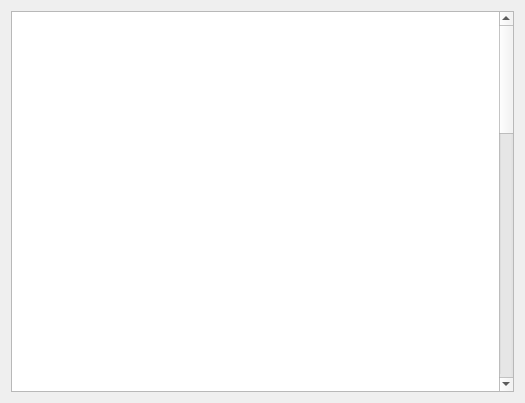
Qt form TankGame/readmewindow.ui (anlowee/TankGame) before a commit.
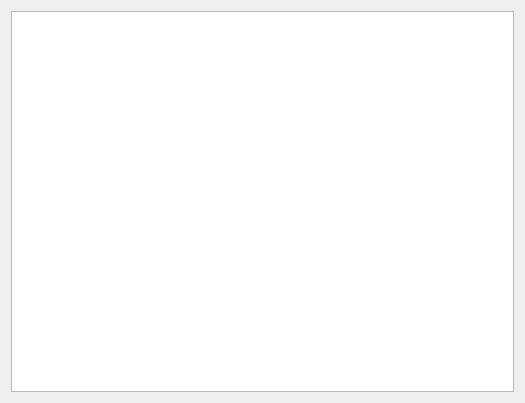
The same form after that commit. Icons and pictures are not drawn.

```diff
--- a/TankGame/readmewindow.ui
+++ b/TankGame/readmewindow.ui
@@ -26,32 +26,10 @@
       <string>&lt;!DOCTYPE HTML PUBLIC &quot;-//W3C//DTD HTML 4.0//EN&quot; &quot;http://www.w3.org/TR/REC-html40/strict.dtd&quot;&gt;
 &lt;html&gt;&lt;head&gt;&lt;meta name=&quot;qrichtext&quot; content=&quot;1&quot; /&gt;&lt;style type=&quot;text/css&quot;&gt;
 p, li { white-space: pre-wrap; }
-&lt;/style&gt;&lt;/head&gt;&lt;body style=&quot; font-family:'SimSun'; font-size:4.5pt; font-weight:400; font-style:normal;&quot;&gt;
-&lt;p style=&quot; margin-top:12px; margin-bottom:12px; margin-left:0px; margin-right:0px; -qt-block-indent:0; text-indent:0px;&quot;&gt;&lt;span style=&quot; font-family:'DengXian'; font-size:12pt; font-weight:600; font-style:italic; text-decoration: underline; color:#ffffff;&quot;&gt;游戏特色及玩点：&lt;/span&gt;&lt;span style=&quot; font-size:9pt; font-weight:600; font-style:italic; text-decoration: underline; color:#ffffff;&quot;&gt; &lt;/span&gt;&lt;/p&gt;
-&lt;p style=&quot; margin-top:12px; margin-bottom:12px; margin-left:0px; margin-right:0px; -qt-block-indent:0; text-indent:0px;&quot;&gt;&lt;span style=&quot; font-size:12pt; font-weight:600; font-style:italic; text-decoration: underline; color:#ffffff;&quot;&gt;1.&lt;/span&gt;&lt;span style=&quot; font-family:'Times New Roman'; font-size:7pt; font-weight:600; font-style:italic; text-decoration: underline; color:#ffffff;&quot;&gt;      &lt;/span&gt;&lt;span style=&quot; font-family:'DengXian'; font-size:12pt; font-weight:600; font-style:italic; text-decoration: underline; color:#ffffff;&quot;&gt;游戏以卡通搞笑风格让玩家轻松游戏。&lt;/span&gt;&lt;span style=&quot; font-size:9pt; font-weight:600; font-style:italic; text-decoration: underline; color:#ffffff;&quot;&gt; &lt;/span&gt;&lt;/p&gt;
-&lt;p style=&quot; margin-top:12px; margin-bottom:12px; margin-left:0px; margin-right:0px; -qt-block-indent:0; text-indent:0px;&quot;&gt;&lt;span style=&quot; font-size:12pt; font-weight:600; font-style:italic; text-decoration: underline; color:#ffffff;&quot;&gt;2.&lt;/span&gt;&lt;span style=&quot; font-family:'Times New Roman'; font-size:7pt; font-weight:600; font-style:italic; text-decoration: underline; color:#ffffff;&quot;&gt;      &lt;/span&gt;&lt;span style=&quot; font-family:'DengXian'; font-size:12pt; font-weight:600; font-style:italic; text-decoration: underline; color:#ffffff;&quot;&gt;对抗性强，&lt;/span&gt;&lt;span style=&quot; font-size:12pt; font-weight:600; font-style:italic; text-decoration: underline; color:#ffffff;&quot;&gt;AI&lt;/span&gt;&lt;span style=&quot; font-family:'DengXian'; font-size:12pt; font-weight:600; font-style:italic; text-decoration: underline; color:#ffffff;&quot;&gt;战斗力高，可双人对战。&lt;/span&gt;&lt;span style=&quot; font-size:9pt; font-weight:600; font-style:italic; text-decoration: underline; color:#ffffff;&quot;&gt; &lt;/span&gt;&lt;/p&gt;
-&lt;p style=&quot; margin-top:12px; margin-bottom:12px; margin-left:0px; margin-right:0px; -qt-block-indent:0; text-indent:0px;&quot;&gt;&lt;span style=&quot; font-size:12pt; font-weight:600; font-style:italic; text-decoration: underline; color:#ffffff;&quot;&gt;3.&lt;/span&gt;&lt;span style=&quot; font-family:'Times New Roman'; font-size:7pt; font-weight:600; font-style:italic; text-decoration: underline; color:#ffffff;&quot;&gt;      &lt;/span&gt;&lt;span style=&quot; font-family:'DengXian'; font-size:12pt; font-weight:600; font-style:italic; text-decoration: underline; color:#ffffff;&quot;&gt;操作简单，仅需个别键位可完成游戏所有操作。&lt;/span&gt;&lt;span style=&quot; font-size:9pt; font-weight:600; font-style:italic; text-decoration: underline; color:#ffffff;&quot;&gt; &lt;/span&gt;&lt;/p&gt;
-&lt;p style=&quot; margin-top:12px; margin-bottom:12px; margin-left:0px; margin-right:0px; -qt-block-indent:0; text-indent:0px;&quot;&gt;&lt;span style=&quot; font-size:12pt; font-weight:600; font-style:italic; text-decoration: underline; color:#ffffff;&quot;&gt;4.&lt;/span&gt;&lt;span style=&quot; font-family:'Times New Roman'; font-size:7pt; font-weight:600; font-style:italic; text-decoration: underline; color:#ffffff;&quot;&gt;      &lt;/span&gt;&lt;span style=&quot; font-family:'DengXian'; font-size:12pt; font-weight:600; font-style:italic; text-decoration: underline; color:#ffffff;&quot;&gt;场景变化多样，随机生成地图，满足玩家新鲜感。&lt;/span&gt;&lt;span style=&quot; font-size:9pt; font-weight:600; font-style:italic; text-decoration: underline; color:#ffffff;&quot;&gt; &lt;/span&gt;&lt;/p&gt;
-&lt;p style=&quot; margin-top:12px; margin-bottom:12px; margin-left:0px; margin-right:0px; -qt-block-indent:0; text-indent:0px;&quot;&gt;&lt;span style=&quot; font-size:12pt; font-weight:600; font-style:italic; text-decoration: underline; color:#ffffff;&quot;&gt;5.&lt;/span&gt;&lt;span style=&quot; font-family:'Times New Roman'; font-size:7pt; font-weight:600; font-style:italic; text-decoration: underline; color:#ffffff;&quot;&gt;      &lt;/span&gt;&lt;span style=&quot; font-family:'DengXian'; font-size:12pt; font-weight:600; font-style:italic; text-decoration: underline; color:#ffffff;&quot;&gt;可选择闯关模式和无限模式，玩法多变。&lt;/span&gt;&lt;span style=&quot; font-size:9pt; font-weight:600; font-style:italic; text-decoration: underline; color:#ffffff;&quot;&gt; &lt;/span&gt;&lt;/p&gt;
-&lt;p style=&quot; margin-top:12px; margin-bottom:12px; margin-left:0px; margin-right:0px; -qt-block-indent:0; text-indent:0px;&quot;&gt;&lt;span style=&quot; font-size:12pt; font-weight:600; font-style:italic; text-decoration: underline; color:#ffffff;&quot;&gt;6.&lt;/span&gt;&lt;span style=&quot; font-family:'Times New Roman'; font-size:7pt; font-weight:600; font-style:italic; text-decoration: underline; color:#ffffff;&quot;&gt;      &lt;/span&gt;&lt;span style=&quot; font-family:'DengXian'; font-size:12pt; font-weight:600; font-style:italic; text-decoration: underline; color:#ffffff;&quot;&gt;游戏内设置各种随机生成道具和坦克养成系统以及成就系统，满足玩家成就感。&lt;/span&gt;&lt;span style=&quot; font-size:9pt; font-weight:600; font-style:italic; text-decoration: underline; color:#ffffff;&quot;&gt; &lt;/span&gt;&lt;/p&gt;
-&lt;p style=&quot; margin-top:12px; margin-bottom:12px; margin-left:0px; margin-right:0px; -qt-block-indent:0; text-indent:0px;&quot;&gt;&lt;span style=&quot; font-family:'DengXian'; font-size:12pt; font-weight:600; font-style:italic; text-decoration: underline; color:#ffffff;&quot;&gt;游戏概述：&lt;/span&gt;&lt;span style=&quot; font-size:9pt; font-weight:600; font-style:italic; text-decoration: underline; color:#ffffff;&quot;&gt; &lt;/span&gt;&lt;/p&gt;
-&lt;p style=&quot; margin-top:12px; margin-bottom:12px; margin-left:0px; margin-right:0px; -qt-block-indent:0; text-indent:0px;&quot;&gt;&lt;span style=&quot; font-size:12pt; font-weight:600; font-style:italic; text-decoration: underline; color:#ffffff;&quot;&gt;1.&lt;/span&gt;&lt;span style=&quot; font-family:'Times New Roman'; font-size:7pt; font-weight:600; font-style:italic; text-decoration: underline; color:#ffffff;&quot;&gt;      &lt;/span&gt;&lt;span style=&quot; font-family:'DengXian'; font-size:12pt; font-weight:600; font-style:italic; text-decoration: underline; color:#ffffff;&quot;&gt;游戏是以坦克为主角的对抗游戏。&lt;/span&gt;&lt;span style=&quot; font-size:9pt; font-weight:600; font-style:italic; text-decoration: underline; color:#ffffff;&quot;&gt; &lt;/span&gt;&lt;/p&gt;
-&lt;p style=&quot; margin-top:12px; margin-bottom:12px; margin-left:0px; margin-right:0px; -qt-block-indent:0; text-indent:0px;&quot;&gt;&lt;span style=&quot; font-size:12pt; font-weight:600; font-style:italic; text-decoration: underline; color:#ffffff;&quot;&gt;2.&lt;/span&gt;&lt;span style=&quot; font-family:'Times New Roman'; font-size:7pt; font-weight:600; font-style:italic; text-decoration: underline; color:#ffffff;&quot;&gt;      &lt;/span&gt;&lt;span style=&quot; font-family:'DengXian'; font-size:12pt; font-weight:600; font-style:italic; text-decoration: underline; color:#ffffff;&quot;&gt;玩家可以组队也可以双人进行。&lt;/span&gt;&lt;span style=&quot; font-size:9pt; font-weight:600; font-style:italic; text-decoration: underline; color:#ffffff;&quot;&gt; &lt;/span&gt;&lt;/p&gt;
-&lt;p style=&quot; margin-top:12px; margin-bottom:12px; margin-left:0px; margin-right:0px; -qt-block-indent:0; text-indent:0px;&quot;&gt;&lt;span style=&quot; font-size:12pt; font-weight:600; font-style:italic; text-decoration: underline; color:#ffffff;&quot;&gt;3.&lt;/span&gt;&lt;span style=&quot; font-family:'Times New Roman'; font-size:7pt; font-weight:600; font-style:italic; text-decoration: underline; color:#ffffff;&quot;&gt;      &lt;/span&gt;&lt;span style=&quot; font-family:'DengXian'; font-size:12pt; font-weight:600; font-style:italic; text-decoration: underline; color:#ffffff;&quot;&gt;游戏在随机生成的场景中进行。&lt;/span&gt;&lt;span style=&quot; font-size:9pt; font-weight:600; font-style:italic; text-decoration: underline; color:#ffffff;&quot;&gt; &lt;/span&gt;&lt;/p&gt;
-&lt;p style=&quot; margin-top:12px; margin-bottom:12px; margin-left:0px; margin-right:0px; -qt-block-indent:0; text-indent:0px;&quot;&gt;&lt;span style=&quot; font-size:12pt; font-weight:600; font-style:italic; text-decoration: underline; color:#ffffff;&quot;&gt;4.&lt;/span&gt;&lt;span style=&quot; font-family:'Times New Roman'; font-size:7pt; font-weight:600; font-style:italic; text-decoration: underline; color:#ffffff;&quot;&gt;      &lt;/span&gt;&lt;span style=&quot; font-family:'DengXian'; font-size:12pt; font-weight:600; font-style:italic; text-decoration: underline; color:#ffffff;&quot;&gt;击毁所有敌对单位或完成特定目标是游戏胜利的条件。&lt;/span&gt;&lt;span style=&quot; font-size:9pt; font-weight:600; font-style:italic; text-decoration: underline; color:#ffffff;&quot;&gt; &lt;/span&gt;&lt;/p&gt;
-&lt;p style=&quot; margin-top:12px; margin-bottom:12px; margin-left:0px; margin-right:0px; -qt-block-indent:0; text-indent:0px;&quot;&gt;&lt;span style=&quot; font-family:'DengXian'; font-size:12pt; font-weight:600; font-style:italic; text-decoration: underline; color:#ffffff;&quot;&gt;游戏风格：&lt;/span&gt;&lt;span style=&quot; font-size:9pt; font-weight:600; font-style:italic; text-decoration: underline; color:#ffffff;&quot;&gt; &lt;/span&gt;&lt;/p&gt;
-&lt;p style=&quot; margin-top:12px; margin-bottom:12px; margin-left:0px; margin-right:0px; -qt-block-indent:0; text-indent:0px;&quot;&gt;&lt;span style=&quot; font-size:12pt; font-weight:600; font-style:italic; text-decoration: underline; color:#ffffff;&quot;&gt;1.&lt;/span&gt;&lt;span style=&quot; font-family:'Times New Roman'; font-size:7pt; font-weight:600; font-style:italic; text-decoration: underline; color:#ffffff;&quot;&gt;      &lt;/span&gt;&lt;span style=&quot; font-family:'DengXian'; font-size:12pt; font-weight:600; font-style:italic; text-decoration: underline; color:#ffffff;&quot;&gt;游戏以&lt;/span&gt;&lt;span style=&quot; font-size:12pt; font-weight:600; font-style:italic; text-decoration: underline; color:#ffffff;&quot;&gt;2D&lt;/span&gt;&lt;span style=&quot; font-family:'DengXian'; font-size:12pt; font-weight:600; font-style:italic; text-decoration: underline; color:#ffffff;&quot;&gt;像素风格为主，轻松卡通。&lt;/span&gt;&lt;span style=&quot; font-size:9pt; font-weight:600; font-style:italic; text-decoration: underline; color:#ffffff;&quot;&gt; &lt;/span&gt;&lt;/p&gt;
-&lt;p style=&quot; margin-top:12px; margin-bottom:12px; margin-left:0px; margin-right:0px; -qt-block-indent:0; text-indent:0px;&quot;&gt;&lt;span style=&quot; font-size:12pt; font-weight:600; font-style:italic; text-decoration: underline; color:#ffffff;&quot;&gt;2.&lt;/span&gt;&lt;span style=&quot; font-family:'Times New Roman'; font-size:7pt; font-weight:600; font-style:italic; text-decoration: underline; color:#ffffff;&quot;&gt;      &lt;/span&gt;&lt;span style=&quot; font-family:'DengXian'; font-size:12pt; font-weight:600; font-style:italic; text-decoration: underline; color:#ffffff;&quot;&gt;在主题风格下会随机生成不同场景。&lt;/span&gt;&lt;span style=&quot; font-size:9pt; font-weight:600; font-style:italic; text-decoration: underline; color:#ffffff;&quot;&gt; &lt;/span&gt;&lt;/p&gt;
-&lt;p style=&quot; margin-top:12px; margin-bottom:12px; margin-left:0px; margin-right:0px; -qt-block-indent:0; text-indent:0px;&quot;&gt;&lt;span style=&quot; font-size:12pt; font-weight:600; font-style:italic; text-decoration: underline; color:#ffffff;&quot;&gt;3.&lt;/span&gt;&lt;span style=&quot; font-family:'Times New Roman'; font-size:7pt; font-weight:600; font-style:italic; text-decoration: underline; color:#ffffff;&quot;&gt;      &lt;/span&gt;&lt;span style=&quot; font-family:'DengXian'; font-size:12pt; font-weight:600; font-style:italic; text-decoration: underline; color:#ffffff;&quot;&gt;场景以卷轴形式呈现，具有可探索性。&lt;/span&gt;&lt;span style=&quot; font-size:9pt; font-weight:600; font-style:italic; text-decoration: underline; color:#ffffff;&quot;&gt; &lt;/span&gt;&lt;/p&gt;
-&lt;p style=&quot; margin-top:12px; margin-bottom:12px; margin-left:0px; margin-right:0px; -qt-block-indent:0; text-indent:0px;&quot;&gt;&lt;span style=&quot; font-family:'DengXian'; font-size:12pt; font-weight:600; font-style:italic; text-decoration: underline; color:#ffffff;&quot;&gt;游戏规则：&lt;/span&gt;&lt;span style=&quot; font-size:9pt; font-weight:600; font-style:italic; text-decoration: underline; color:#ffffff;&quot;&gt; &lt;/span&gt;&lt;/p&gt;
-&lt;p style=&quot; margin-top:12px; margin-bottom:12px; margin-left:0px; margin-right:0px; -qt-block-indent:0; text-indent:0px;&quot;&gt;&lt;span style=&quot; font-size:12pt; font-weight:600; font-style:italic; text-decoration: underline; color:#ffffff;&quot;&gt;1.&lt;/span&gt;&lt;span style=&quot; font-family:'Times New Roman'; font-size:7pt; font-weight:600; font-style:italic; text-decoration: underline; color:#ffffff;&quot;&gt;      &lt;/span&gt;&lt;span style=&quot; font-family:'DengXian'; font-size:12pt; font-weight:600; font-style:italic; text-decoration: underline; color:#ffffff;&quot;&gt;玩家可以选择闯关模式和无限模式两种模式：&lt;/span&gt;&lt;span style=&quot; font-size:12pt; font-weight:600; font-style:italic; text-decoration: underline; color:#ffffff;&quot;&gt;&lt;br /&gt;&lt;/span&gt;&lt;span style=&quot; font-family:'DengXian'; font-size:12pt; font-weight:600; font-style:italic; text-decoration: underline; color:#ffffff;&quot;&gt;闯关模式：分为&lt;/span&gt;&lt;span style=&quot; font-size:12pt; font-weight:600; font-style:italic; text-decoration: underline; color:#ffffff;&quot;&gt;50&lt;/span&gt;&lt;span style=&quot; font-family:'DengXian'; font-size:12pt; font-weight:600; font-style:italic; text-decoration: underline; color:#ffffff;&quot;&gt;关，难度递增，适合新手熟悉操作。&lt;/span&gt;&lt;span style=&quot; font-size:12pt; font-weight:600; font-style:italic; text-decoration: underline; color:#ffffff;&quot;&gt;&lt;br /&gt;&lt;/span&gt;&lt;span style=&quot; font-family:'DengXian'; font-size:12pt; font-weight:600; font-style:italic; text-decoration: underline; color:#ffffff;&quot;&gt;无限模式：敌对单位无限生成，地图道具随机刷新，设有商店系统和养成系统，可通过击毁敌对坦克获得金币购买升级坦克。&lt;/span&gt;&lt;span style=&quot; font-size:9pt; font-weight:600; font-style:italic; text-decoration: underline; color:#ffffff;&quot;&gt; &lt;/span&gt;&lt;/p&gt;
-&lt;p style=&quot; margin-top:12px; margin-bottom:12px; margin-left:0px; margin-right:0px; -qt-block-indent:0; text-indent:0px;&quot;&gt;&lt;span style=&quot; font-size:12pt; font-weight:600; font-style:italic; text-decoration: underline; color:#ffffff;&quot;&gt;2.&lt;/span&gt;&lt;span style=&quot; font-family:'Times New Roman'; font-size:7pt; font-weight:600; font-style:italic; text-decoration: underline; color:#ffffff;&quot;&gt;      &lt;/span&gt;&lt;span style=&quot; font-family:'DengXian'; font-size:12pt; font-weight:600; font-style:italic; text-decoration: underline; color:#ffffff;&quot;&gt;死亡设定：闯关模式中血量降为&lt;/span&gt;&lt;span style=&quot; font-size:12pt; font-weight:600; font-style:italic; text-decoration: underline; color:#ffffff;&quot;&gt;0&lt;/span&gt;&lt;span style=&quot; font-family:'DengXian'; font-size:12pt; font-weight:600; font-style:italic; text-decoration: underline; color:#ffffff;&quot;&gt;宣告闯关失败；无限模式中地图上会随机刷新复活道具，商店中也可购买复活道具，当复活道具使用完或没有金币购买复活道具时宣告失败。&lt;/span&gt;&lt;span style=&quot; font-size:9pt; font-weight:600; font-style:italic; text-decoration: underline; color:#ffffff;&quot;&gt; &lt;/span&gt;&lt;/p&gt;
-&lt;p style=&quot; margin-top:12px; margin-bottom:12px; margin-left:0px; margin-right:0px; -qt-block-indent:0; text-indent:0px;&quot;&gt;&lt;span style=&quot; font-size:12pt; font-weight:600; font-style:italic; text-decoration: underline; color:#ffffff;&quot;&gt;3.&lt;/span&gt;&lt;span style=&quot; font-family:'Times New Roman'; font-size:7pt; font-weight:600; font-style:italic; text-decoration: underline; color:#ffffff;&quot;&gt;      &lt;/span&gt;&lt;span style=&quot; font-family:'DengXian'; font-size:12pt; font-weight:600; font-style:italic; text-decoration: underline; color:#ffffff;&quot;&gt;游戏开始后闯关模式会在地图上生成一些坦克制造厂，会生成固定个数的坦克，完加击毁所有坦克后宣告闯关成功；无限模式中坦克以空投形式或地图边缘随机生成，数量无限。&lt;/span&gt;&lt;span style=&quot; font-size:9pt; font-weight:600; font-style:italic; text-decoration: underline; color:#ffffff;&quot;&gt; &lt;/span&gt;&lt;/p&gt;
-&lt;p style=&quot; margin-top:12px; margin-bottom:12px; margin-left:0px; margin-right:0px; -qt-block-indent:0; text-indent:0px;&quot;&gt;&lt;span style=&quot; font-size:12pt; font-weight:600; font-style:italic; text-decoration: underline; color:#ffffff;&quot;&gt;4.&lt;/span&gt;&lt;span style=&quot; font-family:'Times New Roman'; font-size:7pt; font-weight:600; font-style:italic; text-decoration: underline; color:#ffffff;&quot;&gt;      &lt;/span&gt;&lt;span style=&quot; font-family:'DengXian'; font-size:12pt; font-weight:600; font-style:italic; text-decoration: underline; color:#ffffff;&quot;&gt;闯关模式中玩家具有固定血槽，随闯关进度血槽会自动增加，后期敌对坦克造成的伤害也会增加。无限模式中敌对坦克伤害固定，玩家血槽拥有固定的升级次数。&lt;/span&gt;&lt;span style=&quot; font-size:9pt; font-weight:600; font-style:italic; text-decoration: underline; color:#ffffff;&quot;&gt; &lt;/span&gt;&lt;/p&gt;
-&lt;p style=&quot; margin-top:12px; margin-bottom:12px; margin-left:0px; margin-right:0px; -qt-block-indent:0; text-indent:0px;&quot;&gt;&lt;span style=&quot; font-size:12pt; font-weight:600; font-style:italic; text-decoration: underline; color:#ffffff;&quot;&gt;5.&lt;/span&gt;&lt;span style=&quot; font-family:'Times New Roman'; font-size:7pt; font-weight:600; font-style:italic; text-decoration: underline; color:#ffffff;&quot;&gt;      &lt;/span&gt;&lt;span style=&quot; font-family:'DengXian'; font-size:12pt; font-weight:600; font-style:italic; text-decoration: underline; color:#ffffff;&quot;&gt;游戏中不会出现坦克穿模，两辆坦克相撞会造成一定伤害。&lt;/span&gt;&lt;span style=&quot; font-size:9pt; font-weight:600; font-style:italic; text-decoration: underline; color:#ffffff;&quot;&gt; &lt;/span&gt;&lt;/p&gt;
-&lt;p style=&quot; margin-top:12px; margin-bottom:12px; margin-left:0px; margin-right:0px; -qt-block-indent:0; text-indent:0px;&quot;&gt;&lt;span style=&quot; font-size:12pt; font-weight:600; font-style:italic; text-decoration: underline; color:#ffffff;&quot;&gt;6.&lt;/span&gt;&lt;span style=&quot; font-family:'Times New Roman'; font-size:7pt; font-weight:600; font-style:italic; text-decoration: underline; color:#ffffff;&quot;&gt;      &lt;/span&gt;&lt;span style=&quot; font-family:'DengXian'; font-size:12pt; font-weight:600; font-style:italic; text-decoration: underline; color:#ffffff;&quot;&gt;坦克不会自动发射炮弹，需要玩家手动控制，且只能朝正前方发射炮弹。&lt;/span&gt;&lt;span style=&quot; font-size:9pt; font-weight:600; font-style:italic; text-decoration: underline; color:#ffffff;&quot;&gt; &lt;/span&gt;&lt;/p&gt;
-&lt;p style=&quot; margin-top:12px; margin-bottom:12px; margin-left:0px; margin-right:0px; -qt-block-indent:0; text-indent:0px;&quot;&gt;&lt;span style=&quot; font-size:12pt; font-weight:600; font-style:italic; text-decoration: underline; color:#ffffff;&quot;&gt;7.&lt;/span&gt;&lt;span style=&quot; font-family:'Times New Roman'; font-size:7pt; font-weight:600; font-style:italic; text-decoration: underline; color:#ffffff;&quot;&gt;      &lt;/span&gt;&lt;span style=&quot; font-family:'DengXian'; font-size:12pt; font-weight:600; font-style:italic; text-decoration: underline; color:#ffffff;&quot;&gt;游戏设有成就系统，具体如下：&lt;/span&gt;&lt;span style=&quot; font-size:12pt; font-weight:600; font-style:italic; text-decoration: underline; color:#ffffff;&quot;&gt;&lt;br /&gt;&lt;/span&gt;&lt;span style=&quot; font-family:'DengXian'; font-size:12pt; font-weight:600; font-style:italic; text-decoration: underline; color:#ffffff;&quot;&gt;击毁&lt;/span&gt;&lt;span style=&quot; font-size:12pt; font-weight:600; font-style:italic; text-decoration: underline; color:#ffffff;&quot;&gt;0~100&lt;/span&gt;&lt;span style=&quot; font-family:'DengXian'; font-size:12pt; font-weight:600; font-style:italic; text-decoration: underline; color:#ffffff;&quot;&gt;坦克获得坦克新秀&lt;/span&gt;&lt;span style=&quot; font-size:12pt; font-weight:600; font-style:italic; text-decoration: underline; color:#ffffff;&quot;&gt;&lt;br /&gt;&lt;/span&gt;&lt;span style=&quot; font-family:'DengXian'; font-size:12pt; font-weight:600; font-style:italic; text-decoration: underline; color:#ffffff;&quot;&gt;击毁&lt;/span&gt;&lt;span style=&quot; font-size:12pt; font-weight:600; font-style:italic; text-decoration: underline; color:#ffffff;&quot;&gt;100~200&lt;/span&gt;&lt;span style=&quot; font-family:'DengXian'; font-size:12pt; font-weight:600; font-style:italic; text-decoration: underline; color:#ffffff;&quot;&gt;坦克获得坦克勇士&lt;/span&gt;&lt;span style=&quot; font-size:12pt; font-weight:600; font-style:italic; text-decoration: underline; color:#ffffff;&quot;&gt;&lt;br /&gt;&lt;/span&gt;&lt;span style=&quot; font-family:'DengXian'; font-size:12pt; font-weight:600; font-style:italic; text-decoration: underline; color:#ffffff;&quot;&gt;击毁&lt;/span&gt;&lt;span style=&quot; font-size:12pt; font-weight:600; font-style:italic; text-decoration: underline; color:#ffffff;&quot;&gt;200~500&lt;/span&gt;&lt;span style=&quot; font-family:'DengXian'; font-size:12pt; font-weight:600; font-style:italic; text-decoration: underline; color:#ffffff;&quot;&gt;坦克获得坦克先锋&lt;/span&gt;&lt;span style=&quot; font-size:12pt; font-weight:600; font-style:italic; text-decoration: underline; color:#ffffff;&quot;&gt;&lt;br /&gt;&lt;/span&gt;&lt;span style=&quot; font-family:'DengXian'; font-size:12pt; font-weight:600; font-style:italic; text-decoration: underline; color:#ffffff;&quot;&gt;击毁&lt;/span&gt;&lt;span style=&quot; font-size:12pt; font-weight:600; font-style:italic; text-decoration: underline; color:#ffffff;&quot;&gt;500~1000&lt;/span&gt;&lt;span style=&quot; font-family:'DengXian'; font-size:12pt; font-weight:600; font-style:italic; text-decoration: underline; color:#ffffff;&quot;&gt;坦克获得坦克之王&lt;/span&gt;&lt;span style=&quot; font-size:12pt; font-weight:600; font-style:italic; text-decoration: underline; color:#ffffff;&quot;&gt;&lt;br /&gt;&lt;/span&gt;&lt;span style=&quot; font-family:'DengXian'; font-size:12pt; font-weight:600; font-style:italic; text-decoration: underline; color:#ffffff;&quot;&gt;击毁&lt;/span&gt;&lt;span style=&quot; font-size:12pt; font-weight:600; font-style:italic; text-decoration: underline; color:#ffffff;&quot;&gt;1000+&lt;/span&gt;&lt;span style=&quot; font-family:'DengXian'; font-size:12pt; font-weight:600; font-style:italic; text-decoration: underline; color:#ffffff;&quot;&gt;坦克获得坦克领袖&lt;/span&gt;&lt;span style=&quot; font-size:12pt; font-weight:600; font-style:italic; text-decoration: underline; color:#ffffff;&quot;&gt;&lt;br /&gt;&lt;/span&gt;&lt;span style=&quot; font-family:'DengXian'; font-size:12pt; font-weight:600; font-style:italic; text-decoration: underline; color:#ffffff;&quot;&gt;完成&lt;/span&gt;&lt;span style=&quot; font-size:12pt; font-weight:600; font-style:italic; text-decoration: underline; color:#ffffff;&quot;&gt;0~10&lt;/span&gt;&lt;span style=&quot; font-family:'DengXian'; font-size:12pt; font-weight:600; font-style:italic; text-decoration: underline; color:#ffffff;&quot;&gt;关获得青铜&lt;/span&gt;&lt;span style=&quot; font-size:12pt; font-weight:600; font-style:italic; text-decoration: underline; color:#ffffff;&quot;&gt;&lt;br /&gt;&lt;/span&gt;&lt;span style=&quot; font-family:'DengXian'; font-size:12pt; font-weight:600; font-style:italic; text-decoration: underline; color:#ffffff;&quot;&gt;完成&lt;/span&gt;&lt;span style=&quot; font-size:12pt; font-weight:600; font-style:italic; text-decoration: underline; color:#ffffff;&quot;&gt;10~20&lt;/span&gt;&lt;span style=&quot; font-family:'DengXian'; font-size:12pt; font-weight:600; font-style:italic; text-decoration: underline; color:#ffffff;&quot;&gt;关获得白银&lt;/span&gt;&lt;span style=&quot; font-size:12pt; font-weight:600; font-style:italic; text-decoration: underline; color:#ffffff;&quot;&gt;&lt;br /&gt;&lt;/span&gt;&lt;span style=&quot; font-family:'DengXian'; font-size:12pt; font-weight:600; font-style:italic; text-decoration: underline; color:#ffffff;&quot;&gt;完成&lt;/span&gt;&lt;span style=&quot; font-size:12pt; font-weight:600; font-style:italic; text-decoration: underline; color:#ffffff;&quot;&gt;20~30&lt;/span&gt;&lt;span style=&quot; font-family:'DengXian'; font-size:12pt; font-weight:600; font-style:italic; text-decoration: underline; color:#ffffff;&quot;&gt;关获得黄金&lt;/span&gt;&lt;span style=&quot; font-size:12pt; font-weight:600; font-style:italic; text-decoration: underline; color:#ffffff;&quot;&gt;&lt;br /&gt;&lt;/span&gt;&lt;span style=&quot; font-family:'DengXian'; font-size:12pt; font-weight:600; font-style:italic; text-decoration: underline; color:#ffffff;&quot;&gt;完成&lt;/span&gt;&lt;span style=&quot; font-size:12pt; font-weight:600; font-style:italic; text-decoration: underline; color:#ffffff;&quot;&gt;30~40&lt;/span&gt;&lt;span style=&quot; font-family:'DengXian'; font-size:12pt; font-weight:600; font-style:italic; text-decoration: underline; color:#ffffff;&quot;&gt;关获得钻石&lt;/span&gt;&lt;span style=&quot; font-size:12pt; font-weight:600; font-style:italic; text-decoration: underline; color:#ffffff;&quot;&gt;&lt;br /&gt;&lt;/span&gt;&lt;span style=&quot; font-family:'DengXian'; font-size:12pt; font-weight:600; font-style:italic; text-decoration: underline; color:#ffffff;&quot;&gt;完成&lt;/span&gt;&lt;span style=&quot; font-size:12pt; font-weight:600; font-style:italic; text-decoration: underline; color:#ffffff;&quot;&gt;40~50&lt;/span&gt;&lt;span style=&quot; font-family:'DengXian'; font-size:12pt; font-weight:600; font-style:italic; text-decoration: underline; color:#ffffff;&quot;&gt;关获得王者&lt;/span&gt;&lt;span style=&quot; font-size:9pt; font-weight:600; font-style:italic; text-decoration: underline; color:#ffffff;&quot;&gt; &lt;/span&gt;&lt;/p&gt;
-&lt;p style=&quot; margin-top:12px; margin-bottom:12px; margin-left:0px; margin-right:0px; -qt-block-indent:0; text-indent:0px;&quot;&gt;&lt;span style=&quot; font-size:12pt; font-weight:600; font-style:italic; text-decoration: underline; color:#ffffff;&quot;&gt;8.&lt;/span&gt;&lt;span style=&quot; font-family:'Times New Roman'; font-size:7pt; font-weight:600; font-style:italic; text-decoration: underline; color:#ffffff;&quot;&gt;      &lt;/span&gt;&lt;span style=&quot; font-family:'DengXian'; font-size:12pt; font-weight:600; font-style:italic; text-decoration: underline; color:#ffffff;&quot;&gt;游戏设有商店系统，具体如下：&lt;/span&gt;&lt;span style=&quot; font-size:12pt; font-weight:600; font-style:italic; text-decoration: underline; color:#ffffff;&quot;&gt;&lt;br /&gt;&lt;/span&gt;&lt;span style=&quot; font-family:'DengXian'; font-size:12pt; font-weight:600; font-style:italic; text-decoration: underline; color:#ffffff;&quot;&gt;坦克车间：包含所有坦克升级选项，装甲、攻击力、攻击方式、炮弹种类、移动速度等。&lt;/span&gt;&lt;span style=&quot; font-size:12pt; font-weight:600; font-style:italic; text-decoration: underline; color:#ffffff;&quot;&gt;&lt;br /&gt;&lt;/span&gt;&lt;span style=&quot; font-family:'DengXian'; font-size:12pt; font-weight:600; font-style:italic; text-decoration: underline; color:#ffffff;&quot;&gt;道具商店：出售各种游戏道具，道具商店出售道具和地图随机生成道具都有独占部分。&lt;/span&gt;&lt;span style=&quot; font-size:9pt; font-weight:600; font-style:italic; text-decoration: underline; color:#ffffff;&quot;&gt; &lt;/span&gt;&lt;/p&gt;&lt;/body&gt;&lt;/html&gt;</string>
+&lt;/style&gt;&lt;/head&gt;&lt;body style=&quot; font-family:'SimSun'; font-size:9pt; font-weight:400; font-style:normal;&quot;&gt;
+&lt;p style=&quot; margin-top:12px; margin-bottom:12px; margin-left:0px; margin-right:0px; -qt-block-indent:0; text-indent:0px;&quot;&gt;&lt;span style=&quot; font-size:16pt; font-weight:600; font-style:italic; text-decoration: underline; color:#ffffff;&quot;&gt;单人模式：玩家以击败所有普通坦克（刚开始有4辆普通坦克，一俩BOSS坦克），基地（未被摧毁则间隔6-10s生成一辆坦克，百分之5几率生成BOSS），BOSS坦克（具有超高血量和攻击力）为胜利条件。 &lt;/span&gt;&lt;/p&gt;
+&lt;p style=&quot; margin-top:12px; margin-bottom:12px; margin-left:0px; margin-right:0px; -qt-block-indent:0; text-indent:0px;&quot;&gt;&lt;span style=&quot; font-size:16pt; font-weight:600; font-style:italic; text-decoration: underline; color:#ffffff;&quot;&gt;双人模式：双方玩家胜利条件为对方生命值为0或率先击毁基地。（其余同单人模式） &lt;/span&gt;&lt;/p&gt;
+&lt;p style=&quot; margin-top:12px; margin-bottom:12px; margin-left:0px; margin-right:0px; -qt-block-indent:0; text-indent:0px;&quot;&gt;&lt;span style=&quot; font-size:16pt; font-weight:600; font-style:italic; text-decoration: underline; color:#ffffff;&quot;&gt;地图道具：药瓶可用来恢复玩家百分之30的血量，金币可用来在商店购买相关道具。击败敌人坦克之后有百分之五的几率产生血瓶，百分之四十五几率产生金币。地图上也会随机生成血瓶。 &lt;/span&gt;&lt;/p&gt;&lt;/body&gt;&lt;/html&gt;</string>
      </property>
     </widget>
    </item>
```
